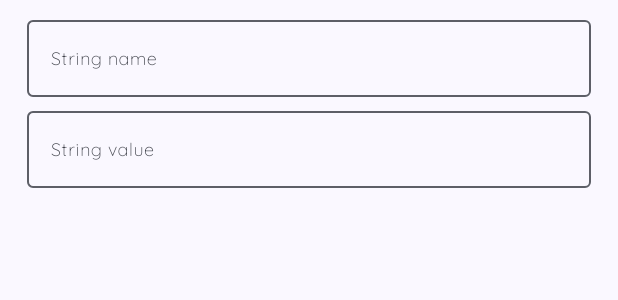
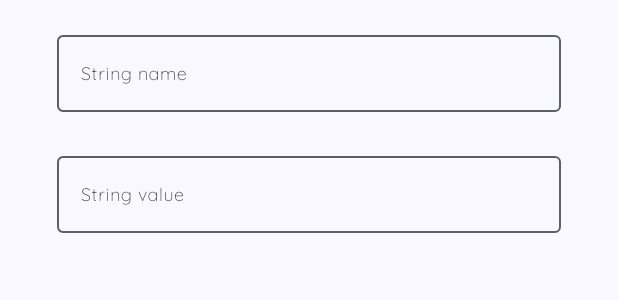
Before and after one commit to trindadedev13/StringsManager, an Android app: the layout content_dialog_create_edit.xml on its own in the app's theme, with its tools: preview values and no code run, on a phone screen of 412 x 824 dp. Shown: the top 300 px of the screen. Run offline under Robolectric (Android 15) with nearby library versions, the phone set to English and light mode, and no system bars.

Commit message:
UI improvements, code improvements, strings improvements, several improvements

```diff
--- a/app/src/main/java/com/trindade/stringscreator/fragments/MainFragment.java
+++ b/app/src/main/java/com/trindade/stringscreator/fragments/MainFragment.java
@@ -191,7 +191,6 @@ public class MainFragment extends Fragment {
     private void dialogCode() {
         MaterialAlertDialogBuilder dialog = new MaterialAlertDialogBuilder(getActivity());
         dialog.setTitle(getResources().getString(R.string.view_code));
-        // dialog.setMessage(generateCodeFull());
 
         LinearLayout layout = new LinearLayout(getActivity());
         LinearLayout.LayoutParams layoutParams = new LinearLayout.LayoutParams(match, wrap);
@@ -221,12 +220,12 @@ public class MainFragment extends Fragment {
 
     private void updateList(ListView ctc) {
         StringsCreatorApp.updateListView(ctx, listmap, ctc);
-        Log.d("Utils", "Lista atualizada com sucesso.");
+        Log.d("Utils", "List updated successfully.");
     }
 
     private void putData() {
         sp.edit().putString("JSON", new Gson().toJson(listmap)).apply();
-        Log.d("Utils", "Dados salvos com sucesso.");
+        Log.d("Utils", "Data saved successfully.");
     }
 
     private void getData(ListView listV) {
--- a/app/src/main/java/com/trindade/stringscreator/utils/Utils.java
+++ /dev/null
@@ -1,3 +0,0 @@
-package com.trindade.stringscreator.utils;
-
-public class Utils {}
--- a/app/src/main/res/layout/content_dialog_create_edit.xml
+++ b/app/src/main/res/layout/content_dialog_create_edit.xml
@@ -13,7 +13,11 @@
         android:layout_marginTop="8dp"
         android:layout_marginLeft="18dp"
 		android:layout_marginRight="18dp"
-		android:minHeight="50dp">
+		android:minHeight="50dp"
+		android:paddingTop="10dp"
+		android:paddingBottom="10dp"
+		android:paddingRight="20dp"
+		android:paddingLeft="20dp">
 		<com.google.android.material.textfield.TextInputEditText
 			android:id="@+id/stringName"
 			android:focusable="false"
@@ -30,7 +34,11 @@
 		android:minHeight="50dp"
 		android:layout_marginLeft="18dp"
         android:layout_marginTop="4dp"
-		android:layout_marginRight="18dp">
+		android:layout_marginRight="18dp"
+		android:paddingTop="10dp"
+		android:paddingBottom="10dp"
+		android:paddingRight="20dp"
+		android:paddingLeft="20dp">
 		<com.google.android.material.textfield.TextInputEditText
 			android:id="@+id/stringValue"
 			android:focusable="false"
--- a/app/src/main/res/layout/github_contributors.xml
+++ b/app/src/main/res/layout/github_contributors.xml
@@ -18,7 +18,7 @@
         <com.google.android.material.appbar.MaterialToolbar
              android:layout_height="?attr/actionBarSize"
              android:layout_width="match_parent"
-             app:title="@string/github_contributors"
+             app:title="@string/github_contributors_title"
              app:popupTheme="@style/ThemeOverlay.Material3.Light"
              android:id="@+id/toolbar" />
 
--- a/app/src/main/res/layout/main_fragment.xml
+++ b/app/src/main/res/layout/main_fragment.xml
@@ -18,7 +18,7 @@
         <com.google.android.material.appbar.MaterialToolbar
              android:layout_height="?attr/actionBarSize"
              android:layout_width="match_parent"
-             app:menu="@menu/menu"
+             app:menu="@menu/main_toolbar_menu"
              app:title="@string/main_toolbar_title"
              app:popupTheme="@style/ThemeOverlay.MaterialComponents.Light"
              android:id="@+id/toolbar" />
--- a/app/src/main/res/values-night/themes.xml
+++ b/app/src/main/res/values-night/themes.xml
@@ -1,33 +1,32 @@
 <resources>
-  <!-- All Styles By Aquiles Trindade -->
 
     <style name="AppTheme" parent="Theme.Material3.DynamicColors.Dark">
 
     <!-- Phone Bars -->
         <item name="android:navigationBarColor">@android:color/transparent</item>
         <item name="android:statusBarColor" >@android:color/transparent</item>
-        <item name="android:windowLightStatusBar">false</item>
+        <item name="android:windowLightStatusBar">true</item>
 
-   <!-- ActionBar -->
+    <!-- ActionBar -->
         <item name="windowNoTitle">true</item>
         <item name="windowActionBar">false</item>
 
-   <!-- Others -->
+    <!-- Others -->
         <item name="android:fontFamily">@font/app_font</item>
         <item name="android:windowActivityTransitions">true</item>
 
     </style>
+
     <!--- BottomSheet Theme -->
-<style name="ThemeOverlay.App.BottomSheetDialog" parent="ThemeOverlay.Material3.BottomSheetDialog">
-    <item name="android:navigationBarColor">@android:color/transparent</item>
+    <style name="ThemeOverlay.App.BottomSheetDialog" parent="ThemeOverlay.Material3.BottomSheetDialog">
+        <item name="android:navigationBarColor">@android:color/transparent</item>
+    </style>
 
-     <!--- CardView Style -->
-</style>
+    <!--- CardView Style -->
     <style name="Gam.Card" parent="Widget.Material3.CardView.Filled">
         <item name="android:layout_marginLeft">10dp</item>
         <item name="android:layout_marginRight">10dp</item>
         <item name="android:layout_marginTop">10dp</item>
-   <!--     <item name="app:cardBackgroundColor">@android:color/system_neutral2_800</item> -->
     </style>
 
     <!-- Collapsing Toolbar Large Style -->
```
Also changed, not shown: app/src/main/java/com/trindade/stringscreator/fragments/SettingsFragment.java (+0 -21 lines), app/src/main/res/layout/settings_fragment.xml (+3 -37 lines), app/src/main/res/values/strings.xml (+15 -7 lines), app/src/main/res/values/themes.xml (+8 -8 lines), app/src/main/res/menu/main_toolbar_menu.xml (renamed from app/src/main/res/menu/menu.xml), 1 other file.
